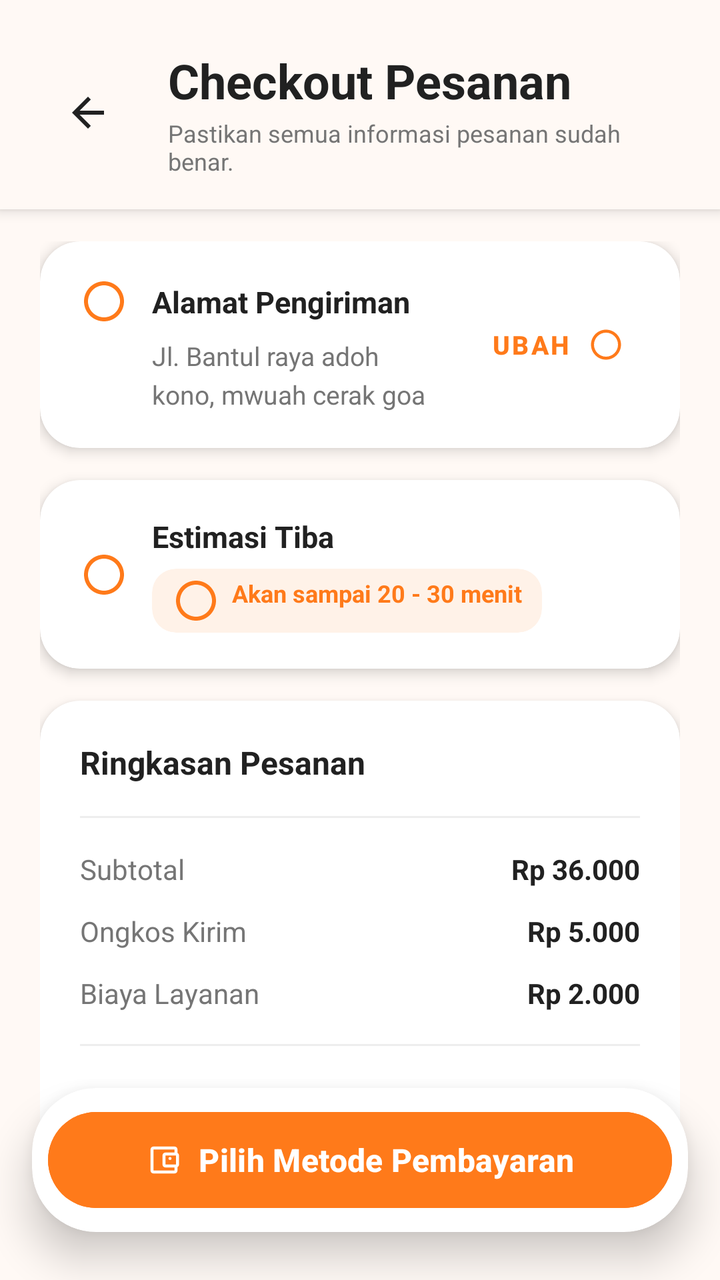
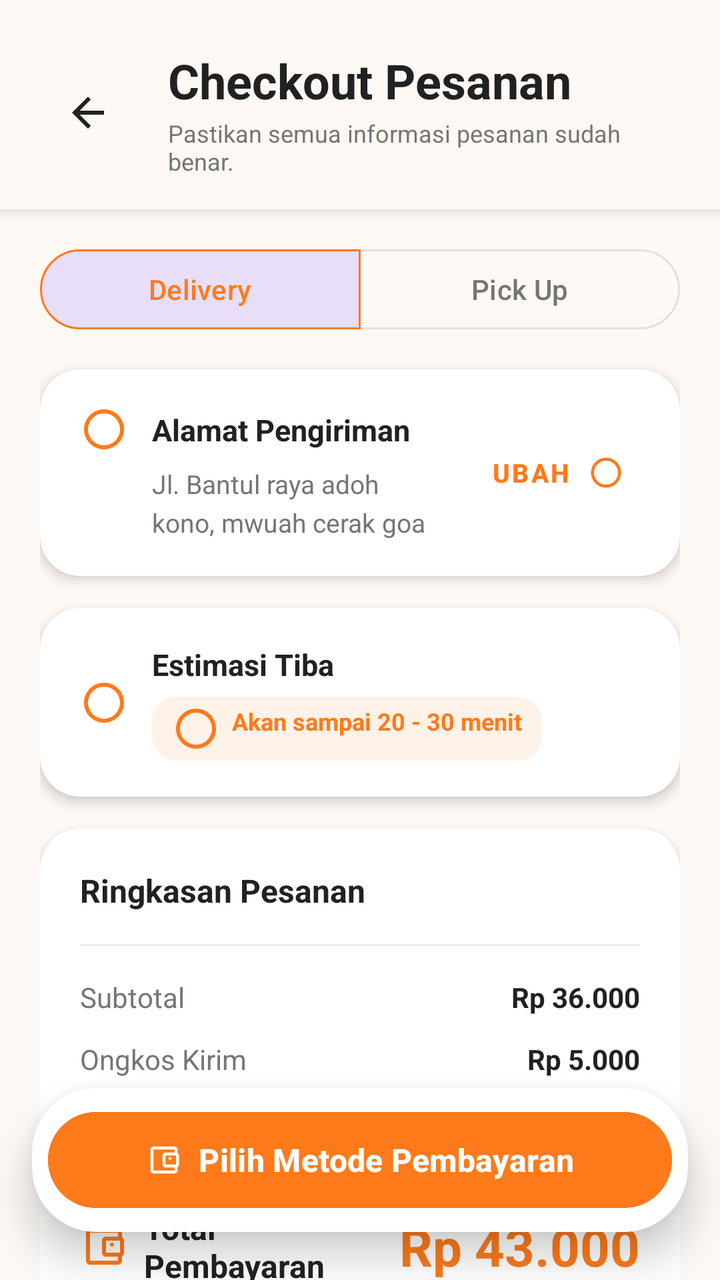

Compare the two renders of this Android layout. The source of the first and the diff that turns it into the second are given below.
<!-- AndroidManifest.xml: application theme Theme.Cemil_feels -->
<!-- res/layout/activity_checkout.xml -->
<?xml version="1.0" encoding="utf-8"?>
<androidx.constraintlayout.widget.ConstraintLayout xmlns:android="http://schemas.android.com/apk/res/android"
    xmlns:app="http://schemas.android.com/apk/res-auto"
    xmlns:tools="http://schemas.android.com/tools"
    android:layout_width="match_parent"
    android:layout_height="match_parent"
    android:background="#FFF9F5">

    
    <androidx.constraintlayout.widget.ConstraintLayout
        android:id="@+id/layout_checkout_header"
        android:layout_width="match_parent"
        android:layout_height="wrap_content"
        android:paddingHorizontal="20dp"
        android:paddingTop="24dp"
        android:paddingBottom="16dp"
        android:background="#FFF9F5"
        android:elevation="4dp"
        app:layout_constraintTop_toTopOf="parent">

        <ImageButton
            android:id="@+id/btn_checkout_back"
            android:layout_width="48dp"
            android:layout_height="48dp"
            android:background="?attr/selectableItemBackgroundBorderless"
            android:contentDescription="Kembali"
            app:srcCompat="@drawable/ic_arrow_back"
            app:tint="#212121"
            app:layout_constraintBottom_toBottomOf="parent"
            app:layout_constraintStart_toStartOf="parent"
            app:layout_constraintTop_toTopOf="parent" />

        <LinearLayout
            android:layout_width="0dp"
            android:layout_height="wrap_content"
            android:orientation="vertical"
            android:layout_marginStart="16dp"
            app:layout_constraintBottom_toBottomOf="@id/btn_checkout_back"
            app:layout_constraintEnd_toEndOf="parent"
            app:layout_constraintStart_toEndOf="@id/btn_checkout_back"
            app:layout_constraintTop_toTopOf="@id/btn_checkout_back">

            <TextView
                android:id="@+id/tv_checkout_title"
                android:layout_width="wrap_content"
                android:layout_height="wrap_content"
                android:text="Checkout Pesanan"
                android:textColor="#212121"
                android:textSize="24sp"
                android:textStyle="bold" />

            <TextView
                android:layout_width="wrap_content"
                android:layout_height="wrap_content"
                android:text="Pastikan semua informasi pesanan sudah benar."
                android:textColor="#757575"
                android:textSize="12sp"
                android:layout_marginTop="2dp" />
        </LinearLayout>
    </androidx.constraintlayout.widget.ConstraintLayout>

    
    <androidx.core.widget.NestedScrollView
        android:layout_width="match_parent"
        android:layout_height="0dp"
        android:clipToPadding="false"
        android:paddingHorizontal="20dp"
        android:paddingTop="16dp"
        android:paddingBottom="120dp"
        app:layout_constraintBottom_toBottomOf="parent"
        app:layout_constraintTop_toBottomOf="@id/layout_checkout_header">

        <LinearLayout
            android:layout_width="match_parent"
            android:layout_height="wrap_content"
            android:orientation="vertical">

            
            <com.google.android.material.card.MaterialCardView
                android:layout_width="match_parent"
                android:layout_height="wrap_content"
                android:layout_marginBottom="16dp"
                app:cardCornerRadius="20dp"
                app:cardElevation="4dp"
                app:strokeWidth="0dp"
                app:cardBackgroundColor="#FFFFFF">

                <androidx.constraintlayout.widget.ConstraintLayout
                    android:layout_width="match_parent"
                    android:layout_height="wrap_content"
                    android:paddingHorizontal="20dp"
                    android:paddingVertical="18dp">

                    <ImageView
                        android:id="@+id/iv_address_icon"
                        android:layout_width="24dp"
                        android:layout_height="24dp"
                        app:srcCompat="@drawable/ic_location_on"
                        app:tint="#FF7A1A"
                        app:layout_constraintStart_toStartOf="parent"
                        app:layout_constraintTop_toTopOf="parent"
                        android:contentDescription="Ikon Alamat" />

                    <TextView
                        android:id="@+id/tv_address_label"
                        android:layout_width="wrap_content"
                        android:layout_height="wrap_content"
                        android:layout_marginStart="12dp"
                        android:text="Alamat Pengiriman"
                        android:textColor="#212121"
                        android:textStyle="bold"
                        android:textSize="15sp"
                        app:layout_constraintStart_toEndOf="@id/iv_address_icon"
                        app:layout_constraintTop_toTopOf="@id/iv_address_icon"
                        app:layout_constraintBottom_toBottomOf="@id/iv_address_icon"/>

                    <TextView
                        android:id="@+id/tv_address_details"
                        android:layout_width="0dp"
                        android:layout_height="wrap_content"
                        android:layout_marginStart="12dp"
                        android:layout_marginTop="8dp"
                        android:layout_marginEnd="12dp"
                        android:text="Jl. Bantul raya adoh kono, mwuah cerak goa"
                        android:textColor="#757575"
                        android:textSize="13sp"
                        android:maxLines="2"
                        android:ellipsize="end"
                        android:lineSpacingExtra="4dp"
                        app:layout_constraintStart_toEndOf="@id/iv_address_icon"
                        app:layout_constraintEnd_toStartOf="@id/btn_change_address"
                        app:layout_constraintTop_toBottomOf="@id/tv_address_label" />

                    <com.google.android.material.button.MaterialButton
                        android:id="@+id/btn_change_address"
                        style="@style/Widget.MaterialComponents.Button.TextButton"
                        android:layout_width="wrap_content"
                        android:layout_height="40dp"
                        android:text="Ubah"
                        android:textSize="13sp"
                        android:textStyle="bold"
                        android:textColor="#FF7A1A"
                        app:icon="@drawable/ic_chevron_right"
                        app:iconTint="#FF7A1A"
                        app:iconGravity="end"
                        app:layout_constraintBottom_toBottomOf="parent"
                        app:layout_constraintEnd_toEndOf="parent"
                        app:layout_constraintTop_toTopOf="parent" />
                </androidx.constraintlayout.widget.ConstraintLayout>
            </com.google.android.material.card.MaterialCardView>

            
            <com.google.android.material.card.MaterialCardView
                android:layout_width="match_parent"
                android:layout_height="wrap_content"
                android:layout_marginBottom="16dp"
                app:cardCornerRadius="20dp"
                app:cardElevation="4dp"
                app:strokeWidth="0dp"
                app:cardBackgroundColor="#FFFFFF">

                <androidx.constraintlayout.widget.ConstraintLayout
                    android:layout_width="match_parent"
                    android:layout_height="wrap_content"
                    android:paddingHorizontal="20dp"
                    android:paddingVertical="18dp">

                    <ImageView
                        android:id="@+id/iv_delivery_icon"
                        android:layout_width="24dp"
                        android:layout_height="24dp"
                        app:srcCompat="@drawable/ic_local_shipping"
                        app:tint="#FF7A1A"
                        app:layout_constraintBottom_toBottomOf="parent"
                        app:layout_constraintStart_toStartOf="parent"
                        app:layout_constraintTop_toTopOf="parent"
                        android:contentDescription="Ikon Estimasi" />

                    <TextView
                        android:id="@+id/tv_delivery_label"
                        android:layout_width="wrap_content"
                        android:layout_height="wrap_content"
                        android:layout_marginStart="12dp"
                        android:text="Estimasi Tiba"
                        android:textColor="#212121"
                        android:textStyle="bold"
                        android:textSize="15sp"
                        app:layout_constraintStart_toEndOf="@id/iv_delivery_icon"
                        app:layout_constraintTop_toTopOf="parent"
                        app:layout_constraintBottom_toTopOf="@id/badge_eta"
                        app:layout_constraintVertical_chainStyle="packed" />

                    
                    <com.google.android.material.card.MaterialCardView
                        android:id="@+id/badge_eta"
                        android:layout_width="wrap_content"
                        android:layout_height="wrap_content"
                        android:layout_marginTop="6dp"
                        android:layout_marginStart="12dp"
                        app:cardBackgroundColor="#FFF2E8"
                        app:cardCornerRadius="12dp"
                        app:cardElevation="0dp"
                        app:strokeWidth="0dp"
                        app:layout_constraintStart_toEndOf="@id/iv_delivery_icon"
                        app:layout_constraintTop_toBottomOf="@id/tv_delivery_label"
                        app:layout_constraintBottom_toBottomOf="parent">

                        <TextView
                            android:id="@+id/tv_delivery_eta"
                            android:layout_width="wrap_content"
                            android:layout_height="wrap_content"
                            android:paddingHorizontal="10dp"
                            android:paddingVertical="4dp"
                            android:text="Akan sampai 20 - 30 menit"
                            android:textColor="#FF7A1A"
                            android:textSize="12sp"
                            android:textStyle="bold"
                            android:drawablePadding="6dp"
                            app:drawableStartCompat="@drawable/ic_access_time"
                            app:drawableTint="#FF7A1A" />
                    </com.google.android.material.card.MaterialCardView>

                </androidx.constraintlayout.widget.ConstraintLayout>
            </com.google.android.material.card.MaterialCardView>

            
            <com.google.android.material.card.MaterialCardView
                android:layout_width="match_parent"
                android:layout_height="wrap_content"
                android:layout_marginBottom="16dp"
                app:cardCornerRadius="20dp"
                app:cardElevation="4dp"
                app:strokeWidth="0dp"
                app:cardBackgroundColor="#FFFFFF">

                <LinearLayout
                    android:layout_width="match_parent"
                    android:layout_height="wrap_content"
                    android:orientation="vertical"
                    android:paddingHorizontal="20dp"
                    android:paddingVertical="20dp">

                    <TextView
                        android:layout_width="wrap_content"
                        android:layout_height="wrap_content"
                        android:text="Ringkasan Pesanan"
                        android:textColor="#212121"
                        android:textStyle="bold"
                        android:textSize="16sp"
                        android:layout_marginBottom="16dp" />

                    
                    <LinearLayout
                        android:id="@+id/layout_order_items_container"
                        android:layout_width="match_parent"
                        android:layout_height="wrap_content"
                        android:orientation="vertical" />

                    <View
                        android:layout_width="match_parent"
                        android:layout_height="1dp"
                        android:background="#EEEEEE"
                        android:layout_marginBottom="16dp" />

                    
                    <LinearLayout
                        android:layout_width="match_parent"
                        android:layout_height="wrap_content"
                        android:orientation="horizontal"
                        android:layout_marginBottom="12dp">
                        <TextView
                            android:layout_width="0dp"
                            android:layout_height="wrap_content"
                            android:layout_weight="1"
                            android:text="Subtotal"
                            android:textColor="#757575"
                            android:textSize="14sp" />
                        <TextView
                            android:id="@+id/tv_checkout_subtotal"
                            android:layout_width="wrap_content"
                            android:layout_height="wrap_content"
                            android:text="Rp 36.000"
                            android:textColor="#212121"
                            android:textSize="14sp"
                            android:textStyle="bold" />
                    </LinearLayout>

                    
                    <LinearLayout
                        android:layout_width="match_parent"
                        android:layout_height="wrap_content"
                        android:orientation="horizontal"
                        android:layout_marginBottom="12dp">
                        <TextView
                            android:layout_width="0dp"
                            android:layout_height="wrap_content"
                            android:layout_weight="1"
                            android:text="Ongkos Kirim"
                            android:textColor="#757575"
                            android:textSize="14sp" />
                        <TextView
                            android:layout_width="wrap_content"
                            android:layout_height="wrap_content"
                            android:text="Rp 5.000"
                            android:textColor="#212121"
                            android:textSize="14sp"
                            android:textStyle="bold" />
                    </LinearLayout>

                    
                    <LinearLayout
                        android:layout_width="match_parent"
                        android:layout_height="wrap_content"
                        android:orientation="horizontal"
                        android:layout_marginBottom="16dp">
                        <TextView
                            android:layout_width="0dp"
                            android:layout_height="wrap_content"
                            android:layout_weight="1"
                            android:text="Biaya Layanan"
                            android:textColor="#757575"
                            android:textSize="14sp" />
                        <TextView
                            android:layout_width="wrap_content"
                            android:layout_height="wrap_content"
                            android:text="Rp 2.000"
                            android:textColor="#212121"
                            android:textSize="14sp"
                            android:textStyle="bold" />
                    </LinearLayout>

                    <View
                        android:layout_width="match_parent"
                        android:layout_height="1dp"
                        android:background="#EEEEEE"
                        android:layout_marginBottom="16dp" />

                    
                    <LinearLayout
                        android:layout_width="match_parent"
                        android:layout_height="wrap_content"
                        android:orientation="horizontal"
                        android:gravity="center_vertical">

                        <TextView
                            android:layout_width="0dp"
                            android:layout_height="wrap_content"
                            android:layout_weight="1"
                            android:text="Total Pembayaran"
                            android:textColor="#212121"
                            android:textSize="16sp"
                            android:textStyle="bold"
                            app:drawableStartCompat="@drawable/ic_wallet"
                            app:drawableTint="#FF7A1A"
                            android:drawablePadding="8dp"/>

                        <TextView
                            android:id="@+id/tv_checkout_total"
                            android:layout_width="wrap_content"
                            android:layout_height="wrap_content"
                            android:text="Rp 43.000"
                            android:textColor="#FF7A1A"
                            android:textSize="26sp"
                            android:textStyle="bold" />
                    </LinearLayout>

                </LinearLayout>
            </com.google.android.material.card.MaterialCardView>

        </LinearLayout>
    </androidx.core.widget.NestedScrollView>

    
    <com.google.android.material.card.MaterialCardView
        android:id="@+id/card_bottom_bar"
        android:layout_width="match_parent"
        android:layout_height="wrap_content"
        android:layout_marginHorizontal="16dp"
        android:layout_marginBottom="24dp"
        app:cardBackgroundColor="#FFFFFF"
        app:cardCornerRadius="32dp"
        app:cardElevation="12dp"
        app:strokeWidth="0dp"
        app:layout_constraintBottom_toBottomOf="parent">

        <androidx.constraintlayout.widget.ConstraintLayout
            android:layout_width="match_parent"
            android:layout_height="wrap_content"
            android:padding="8dp">

            
            <com.google.android.material.button.MaterialButton
                android:id="@+id/btn_select_payment"
                android:layout_width="match_parent"
                android:layout_height="56dp"
                android:backgroundTint="#FF7A1A"
                android:text="Pilih Metode Pembayaran"
                android:textColor="#FFFFFF"
                android:textSize="16sp"
                android:textStyle="bold"
                app:cornerRadius="28dp"
                app:elevation="0dp"
                app:icon="@drawable/ic_wallet"
                app:iconGravity="textStart"
                app:iconTint="#FFFFFF"
                app:layout_constraintBottom_toBottomOf="parent"
                app:layout_constraintEnd_toEndOf="parent"
                app:layout_constraintStart_toStartOf="parent"
                app:layout_constraintTop_toTopOf="parent" />

        </androidx.constraintlayout.widget.ConstraintLayout>
    </com.google.android.material.card.MaterialCardView>

</androidx.constraintlayout.widget.ConstraintLayout>
<!-- resources referenced by this layout -->
<resources>
  <!-- drawable ic_access_time (drawable) -->
  <vector xmlns:android="http://schemas.android.com/apk/res/android" android:width="24dp" android:height="24dp" android:viewportWidth="24" android:viewportHeight="24" android:tint="?attr/colorControlNormal"><path android:fillColor="@android:color/white" android:pathData="M12,2C6.48,2 2,6.48 2,12s4.48,10 10,10 10,-4.48 10,-10S17.52,2 12,2zM12,20c-4.41,0 -8,-3.59 -8,-8s3.59,-8 8,-8 8,3.59 8,8 -3.59,8 -8,8z"/></vector>
  <!-- drawable ic_arrow_back (drawable) -->
  <vector xmlns:android="http://schemas.android.com/apk/res/android"
      android:width="24dp"
      android:height="24dp"
      android:viewportWidth="24"
      android:viewportHeight="24">
    <path
        android:fillColor="#FF2C2C2C"
        android:pathData="M20,11H7.83l5.59,-5.59L12,4l-8,8 8,8 1.41,-1.41L7.83,13H20v-2z"/>
  </vector>
  <!-- drawable ic_chevron_right (drawable) -->
  <vector xmlns:android="http://schemas.android.com/apk/res/android" android:width="24dp" android:height="24dp" android:viewportWidth="24" android:viewportHeight="24" android:tint="?attr/colorControlNormal"><path android:fillColor="@android:color/white" android:pathData="M12,2C6.48,2 2,6.48 2,12s4.48,10 10,10 10,-4.48 10,-10S17.52,2 12,2zM12,20c-4.41,0 -8,-3.59 -8,-8s3.59,-8 8,-8 8,3.59 8,8 -3.59,8 -8,8z"/></vector>
  <!-- drawable ic_local_shipping (drawable) -->
  <vector xmlns:android="http://schemas.android.com/apk/res/android" android:width="24dp" android:height="24dp" android:viewportWidth="24" android:viewportHeight="24" android:tint="?attr/colorControlNormal"><path android:fillColor="@android:color/white" android:pathData="M12,2C6.48,2 2,6.48 2,12s4.48,10 10,10 10,-4.48 10,-10S17.52,2 12,2zM12,20c-4.41,0 -8,-3.59 -8,-8s3.59,-8 8,-8 8,3.59 8,8 -3.59,8 -8,8z"/></vector>
  <!-- drawable ic_location_on (drawable) -->
  <vector xmlns:android="http://schemas.android.com/apk/res/android" android:width="24dp" android:height="24dp" android:viewportWidth="24" android:viewportHeight="24" android:tint="?attr/colorControlNormal"><path android:fillColor="@android:color/white" android:pathData="M12,2C6.48,2 2,6.48 2,12s4.48,10 10,10 10,-4.48 10,-10S17.52,2 12,2zM12,20c-4.41,0 -8,-3.59 -8,-8s3.59,-8 8,-8 8,3.59 8,8 -3.59,8 -8,8z"/></vector>
  <!-- drawable ic_wallet (drawable) -->
  <vector xmlns:android="http://schemas.android.com/apk/res/android"
      android:width="24dp"
      android:height="24dp"
      android:viewportWidth="24"
      android:viewportHeight="24">
    <path
        android:fillColor="@color/colorPrimary"
        android:pathData="M21,7.28V5c0,-1.1 -0.9,-2 -2,-2H5C3.9,3 3,3.9 3,5v14c0,1.1 0.9,2 2,2h14c1.1,0 2,-0.9 2,-2v-2.28c0.59,-0.35 1,-0.98 1,-1.72V9c0,-0.74 -0.41,-1.37 -1,-1.72zM20,9v6h-7V9H20zM5,19V5h14v2h-6c-1.1,0 -2,0.9 -2,2v6c0,1.1 0.9,2 2,2h6v2H5zM16,12c-0.55,0 -1,-0.45 -1,-1s0.45,-1 1,-1 1,0.45 1,1 -0.45,1 -1,1z"/>
  </vector>
  <style name="Theme.Cemil_feels" parent="Base.Theme.Cemil_feels" />
  <color name="colorPrimary">#FF914D</color>
  <style name="Base.Theme.Cemil_feels" parent="Theme.Material3.DayNight.NoActionBar">
          
          
      </style>
</resources>

<!-- the commit's change to res/layout/activity_checkout.xml (unified diff, before → after) -->
@@ -76,7 +76,39 @@
             android:orientation="vertical">
 
             
+            <com.google.android.material.button.MaterialButtonToggleGroup
+                android:id="@+id/toggle_delivery_method"
+                android:layout_width="match_parent"
+                android:layout_height="wrap_content"
+                android:layout_marginBottom="16dp"
+                app:singleSelection="true"
+                app:checkedButton="@id/btn_delivery"
+                app:selectionRequired="true">
+
+                <com.google.android.material.button.MaterialButton
+                    android:id="@+id/btn_delivery"
+                    style="?attr/materialButtonOutlinedStyle"
+                    android:layout_width="0dp"
+                    android:layout_height="wrap_content"
+                    android:layout_weight="1"
+                    android:text="Delivery"
+                    android:textColor="#FF7A1A"
+                    app:strokeColor="#FF7A1A"/>
+
+                <com.google.android.material.button.MaterialButton
+                    android:id="@+id/btn_pickup"
+                    style="?attr/materialButtonOutlinedStyle"
+                    android:layout_width="0dp"
+                    android:layout_height="wrap_content"
+                    android:layout_weight="1"
+                    android:text="Pick Up"
+                    android:textColor="#757575"
+                    app:strokeColor="#E0E0E0"/>
+            </com.google.android.material.button.MaterialButtonToggleGroup>
+
+            
             <com.google.android.material.card.MaterialCardView
+                android:id="@+id/card_address"
                 android:layout_width="match_parent"
                 android:layout_height="wrap_content"
                 android:layout_marginBottom="16dp"
@@ -151,6 +183,66 @@
 
             
             <com.google.android.material.card.MaterialCardView
+                android:id="@+id/card_pickup_location"
+                android:layout_width="match_parent"
+                android:layout_height="wrap_content"
+                android:layout_marginBottom="16dp"
+                android:visibility="gone"
+                app:cardCornerRadius="20dp"
+                app:cardElevation="4dp"
+                app:strokeWidth="0dp"
+                app:cardBackgroundColor="#FFFFFF">
+
+                <androidx.constraintlayout.widget.ConstraintLayout
+                    android:layout_width="match_parent"
+                    android:layout_height="wrap_content"
+                    android:paddingHorizontal="20dp"
+                    android:paddingVertical="18dp">
+
+                    <ImageView
+                        android:id="@+id/iv_store_icon"
+                        android:layout_width="24dp"
+                        android:layout_height="24dp"
+                        app:srcCompat="@drawable/ic_location_on"
+                        app:tint="#FF7A1A"
+                        app:layout_constraintStart_toStartOf="parent"
+                        app:layout_constraintTop_toTopOf="parent"
+                        android:contentDescription="Ikon Resto" />
+
+                    <TextView
+                        android:id="@+id/tv_store_label"
+                        android:layout_width="wrap_content"
+                        android:layout_height="wrap_content"
+                        android:layout_marginStart="12dp"
+                        android:text="Lokasi Pengambilan (Resto)"
+                        android:textColor="#212121"
+                        android:textStyle="bold"
+                        android:textSize="15sp"
+                        app:layout_constraintStart_toEndOf="@id/iv_store_icon"
+                        app:layout_constraintTop_toTopOf="@id/iv_store_icon"
+                        app:layout_constraintBottom_toBottomOf="@id/iv_store_icon"/>
+
+                    <TextView
+                        android:id="@+id/tv_store_details"
+                        android:layout_width="0dp"
+                        android:layout_height="wrap_content"
+                        android:layout_marginStart="12dp"
+                        android:layout_marginTop="8dp"
+                        android:layout_marginEnd="12dp"
+                        android:text="Cemil Feels Resto\nJl. Merdeka No. 45, Kota Yogyakarta"
+                        android:textColor="#757575"
+                        android:textSize="13sp"
+                        android:maxLines="2"
+                        android:ellipsize="end"
+                        android:lineSpacingExtra="4dp"
+                        app:layout_constraintStart_toEndOf="@id/iv_store_icon"
+                        app:layout_constraintEnd_toEndOf="parent"
+                        app:layout_constraintTop_toBottomOf="@id/tv_store_label" />
+                </androidx.constraintlayout.widget.ConstraintLayout>
+            </com.google.android.material.card.MaterialCardView>
+
+            
+            <com.google.android.material.card.MaterialCardView
                 android:layout_width="match_parent"
                 android:layout_height="wrap_content"
                 android:layout_marginBottom="16dp"
@@ -287,6 +379,7 @@
 
                     
                     <LinearLayout
+                        android:id="@+id/layout_delivery_fee"
                         android:layout_width="match_parent"
                         android:layout_height="wrap_content"
                         android:orientation="horizontal"
@@ -410,5 +503,4 @@
 
         </androidx.constraintlayout.widget.ConstraintLayout>
     </com.google.android.material.card.MaterialCardView>
-
 </androidx.constraintlayout.widget.ConstraintLayout>
